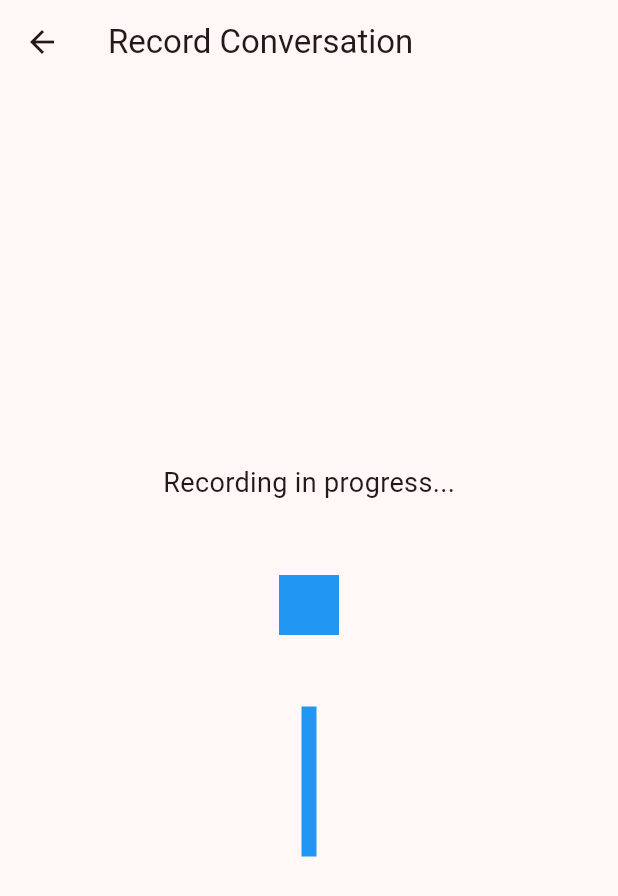
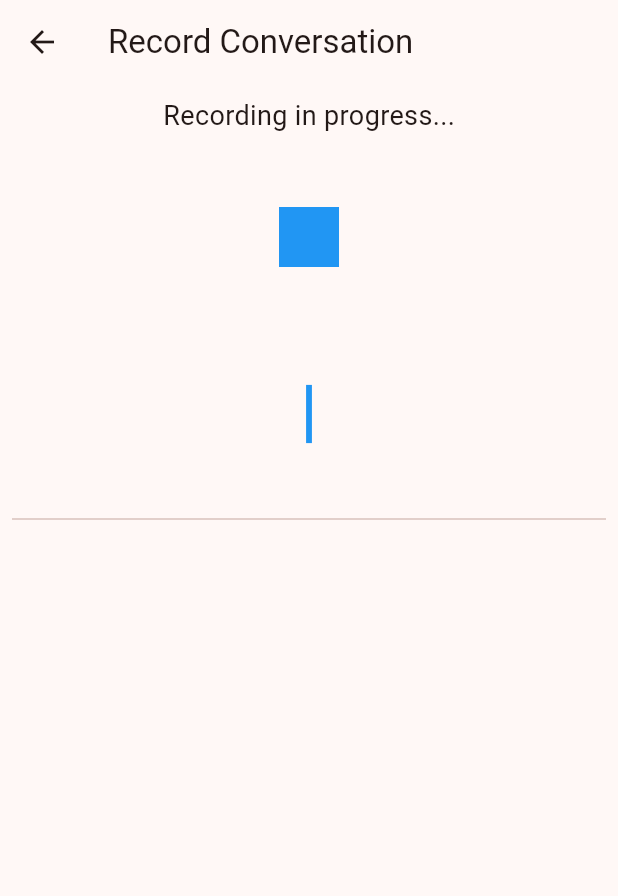
Before and after one commit to BluLightning/official_communiclear, a Flutter app: the RecordingScreen screen opened directly, after a tap on the "mic" icon, on a phone screen of 412 x 824 dp. Shown: the top 896 px of the screen. Run offline on Flutter 3.47's test engine with Material 3 defaults, Android fonts, the phone set to English and light mode, and no system bars; our stand-ins replace google_fonts, permission_handler; missing offline and left inert: flutter_sound; statements that could not run were skipped.

Commit message:
edited recording screen -Tyler.B

```diff
--- a/lib/screens/recording_screen.dart
+++ b/lib/screens/recording_screen.dart
@@ -1,4 +1,5 @@
 import 'dart:io';
+import 'dart:math';
 import 'package:flutter/material.dart';
 import 'package:flutter_sound/flutter_sound.dart';
 import 'package:permission_handler/permission_handler.dart';
@@ -11,7 +12,7 @@ class RecordingScreen extends StatefulWidget {
   State<RecordingScreen> createState() => _RecordingScreenState();
 }
 
-class _RecordingScreenState extends State<RecordingScreen> {
+class _RecordingScreenState extends State<RecordingScreen> with SingleTickerProviderStateMixin {
   FlutterSoundRecorder? _recorder;
   FlutterSoundPlayer? _player;
   bool _isRecording = false;
@@ -20,12 +21,23 @@ class _RecordingScreenState extends State<RecordingScreen> {
   double _playbackPosition = 0.0;
   Duration? _audioDuration;
   Stream<double>? _dbLevelStream;
+  List<FileSystemEntity> _recordings = [];
+  AnimationController? _animationController;
 
   @override
   void initState() {
     super.initState();
     _initializeRecorder();
     _initializePlayer();
+    _loadRecordings();
+
+    // Set up an animation controller for fallback UI feedback
+    _animationController = AnimationController(
+      vsync: this,
+      duration: const Duration(milliseconds: 500),
+      lowerBound: 0.1,
+      upperBound: 1.0,
+    )..repeat(reverse: true); // Oscillates the bar height
   }
 
   Future<void> _initializeRecorder() async {
@@ -33,15 +45,11 @@ class _RecordingScreenState extends State<RecordingScreen> {
 
     var status = await Permission.microphone.request();
     if (!status.isGranted) {
-      // Handle permission denied
       return;
     }
 
     await _recorder!.openRecorder();
-
-    // Set up file path in the temporary directory
-    Directory tempDir = await getTemporaryDirectory();
-    _filePath = '${tempDir.path}/recorded_audio.aac';
+    await _prepareNewRecordingPath();
   }
 
   Future<void> _initializePlayer() async {
@@ -58,18 +66,25 @@ class _RecordingScreenState extends State<RecordingScreen> {
     });
   }
 
+  Future<void> _prepareNewRecordingPath() async {
+    Directory tempDir = await getTemporaryDirectory();
+    _filePath = '${tempDir.path}/recording_${DateTime.now().millisecondsSinceEpoch}.wav';
+  }
+
   Future<void> _startRecording() async {
     if (_recorder != null && !_isRecording) {
       setState(() => _isRecording = true);
 
-      // Start recording and enable dB monitoring
       await _recorder!.startRecorder(
         toFile: _filePath,
-        codec: Codec.aacADTS,
+        codec: Codec.pcm16WAV,
       );
 
-      // Start listening to the dB level
-      _dbLevelStream = _recorder!.onProgress!.map((event) => event.decibels ?? 0.0);
+      // Start listening to the dB level if available
+      _dbLevelStream = _recorder!.onProgress!.map((event) {
+        print("Decibel level: ${event.decibels}"); // Debugging log
+        return event.decibels ?? 0.0;
+      });
     }
   }
 
@@ -77,18 +92,22 @@ class _RecordingScreenState extends State<RecordingScreen> {
     if (_recorder != null && _isRecording) {
       await _recorder!.stopRecorder();
       setState(() => _isRecording = false);
+
+      // Refresh the recording history
+      _loadRecordings();
+      await _prepareNewRecordingPath();
     }
   }
 
-  Future<void> _startPlayback() async {
-    if (_player != null && !_isPlaying && _filePath != null && File(_filePath!).existsSync()) {
+  Future<void> _startPlayback(String filePath) async {
+    if (_player != null && !_isPlaying && File(filePath).existsSync()) {
       setState(() {
         _isPlaying = true;
-        _playbackPosition = 0.0; // Reset the playback position
+        _playbackPosition = 0.0;
       });
       await _player!.startPlayer(
-        fromURI: _filePath,
-        codec: Codec.aacADTS,
+        fromURI: filePath,
+        codec: Codec.pcm16WAV,
         whenFinished: () {
           setState(() => _isPlaying = false);
         },
@@ -103,19 +122,74 @@ class _RecordingScreenState extends State<RecordingScreen> {
     }
   }
 
-  @override
-  void dispose() {
-    _recorder!.closeRecorder();
-    _player!.closePlayer();
-    super.dispose();
+  Future<void> _loadRecordings() async {
+    Directory tempDir = await getTemporaryDirectory();
+    setState(() {
+      _recordings = tempDir.listSync().where((file) => file.path.endsWith('.wav')).toList();
+    });
+  }
+
+  Future<void> _renameRecording(FileSystemEntity recording) async {
+    String oldPath = recording.path;
+    String newName = await _showRenameDialog(recording.path.split('/').last);
+    if (newName.isNotEmpty) {
+      Directory dir = recording.parent;
+      String newPath = '${dir.path}/$newName.wav';
+      await recording.rename(newPath);
+      _loadRecordings();
+    }
+  }
+
+  Future<String> _showRenameDialog(String currentName) async {
+    TextEditingController controller = TextEditingController(text: currentName.replaceAll('.wav', ''));
+    String newName = '';
+
+    await showDialog<String>(
+      context: context,
+      builder: (context) {
+        return AlertDialog(
+          title: Text("Rename Recording"),
+          content: TextField(
+            controller: controller,
+            decoration: InputDecoration(labelText: "New name"),
+          ),
+          actions: [
+            TextButton(
+              onPressed: () {
+                newName = controller.text;
+                Navigator.of(context).pop();
+              },
+              child: Text("Save"),
+            ),
+            TextButton(
+              onPressed: () {
+                Navigator.of(context).pop();
+              },
+              child: Text("Cancel"),
+            ),
+          ],
+        );
+      },
+    );
+    return newName;
   }
 
   Widget _buildAudioVisualizer() {
     return StreamBuilder<double>(
       stream: _dbLevelStream,
       builder: (context, snapshot) {
-        double dbLevel = snapshot.data ?? 0.0;
-        double normalizedLevel = (dbLevel + 60) / 60; // Normalize dB level to 0-1
+        // If dB level is not provided, fall back to oscillating animation
+        if (snapshot.connectionState == ConnectionState.waiting || snapshot.data == null) {
+          return ScaleTransition(
+            scale: _animationController!,
+            child: Container(width: 10, height: 100, color: Colors.blue),
+          );
+        }
+
+        // Use actual dB level if available
+        double dbLevel = snapshot.data!;
+        double normalizedLevel = max(0.1, (dbLevel + 60) / 60); // Normalize to a range of 0.1 to 1.0
+
         return Container(
           width: 10,
           height: 100 * normalizedLevel,
@@ -126,14 +200,22 @@ class _RecordingScreenState extends State<RecordingScreen> {
   }
 
   @override
+  void dispose() {
+    _recorder!.closeRecorder();
+    _player!.closePlayer();
+    _animationController?.dispose();
+    super.dispose();
+  }
+
+  @override
   Widget build(BuildContext context) {
     return Scaffold(
       appBar: AppBar(
         title: Text('Record Conversation'),
       ),
-      body: Center(
+      body: Padding(
+        padding: const EdgeInsets.all(8.0),
         child: Column(
-          mainAxisAlignment: MainAxisAlignment.center,
           children: [
             Text(
               _isRecording ? "Recording in progress..." : "Press to start recording",
@@ -148,30 +230,41 @@ class _RecordingScreenState extends State<RecordingScreen> {
             ),
             if (_isRecording) ...[
               SizedBox(height: 20),
-              _buildAudioVisualizer(), // Display the visualizer when recording
+              _buildAudioVisualizer(),
             ],
-            if (!_isRecording)
-              Column(
-                children: [
-                  Slider(
-                    value: _playbackPosition,
-                    onChanged: (value) {
-                      if (_player!.isPlaying && _audioDuration != null) {
-                        setState(() {
-                          _playbackPosition = value;
-                          _player!.seekToPlayer(Duration(milliseconds: (value * _audioDuration!.inMilliseconds).toInt()));
-                        });
-                      }
-                    },
-                  ),
-                  IconButton(
-                    icon: Icon(_isPlaying ? Icons.stop : Icons.play_arrow),
-                    iconSize: 80,
-                    color: Colors.green,
-                    onPressed: _isPlaying ? _stopPlayback : _startPlayback,
-                  ),
-                ],
+            Divider(height: 40),
+            Expanded(
+              child: ListView.builder(
+                itemCount: _recordings.length,
+                itemBuilder: (context, index) {
+                  FileSystemEntity recording = _recordings[index];
+                  String fileName = recording.path.split('/').last;
+
+                  return ListTile(
+                    title: GestureDetector(
+                      onTap: () => _renameRecording(recording),
+                      child: Text(fileName),
+                    ),
+                    trailing: Row(
+                      mainAxisSize: MainAxisSize.min,
+                      children: [
+                        IconButton(
+                          icon: Icon(Icons.play_arrow),
+                          onPressed: () => _startPlayback(recording.path),
+                        ),
+                        IconButton(
+                          icon: Icon(Icons.delete),
+                          onPressed: () {
+                            recording.deleteSync();
+                            _loadRecordings();
+                          },
+                        ),
+                      ],
+                    ),
+                  );
+                },
               ),
+            ),
           ],
         ),
       ),
```
